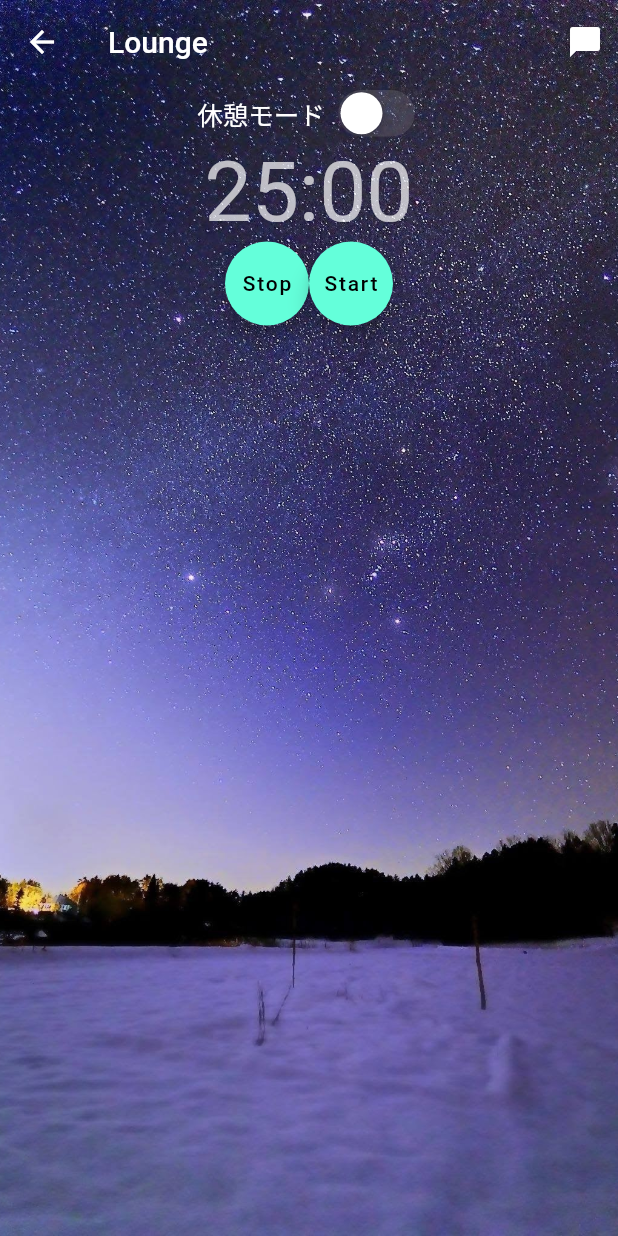
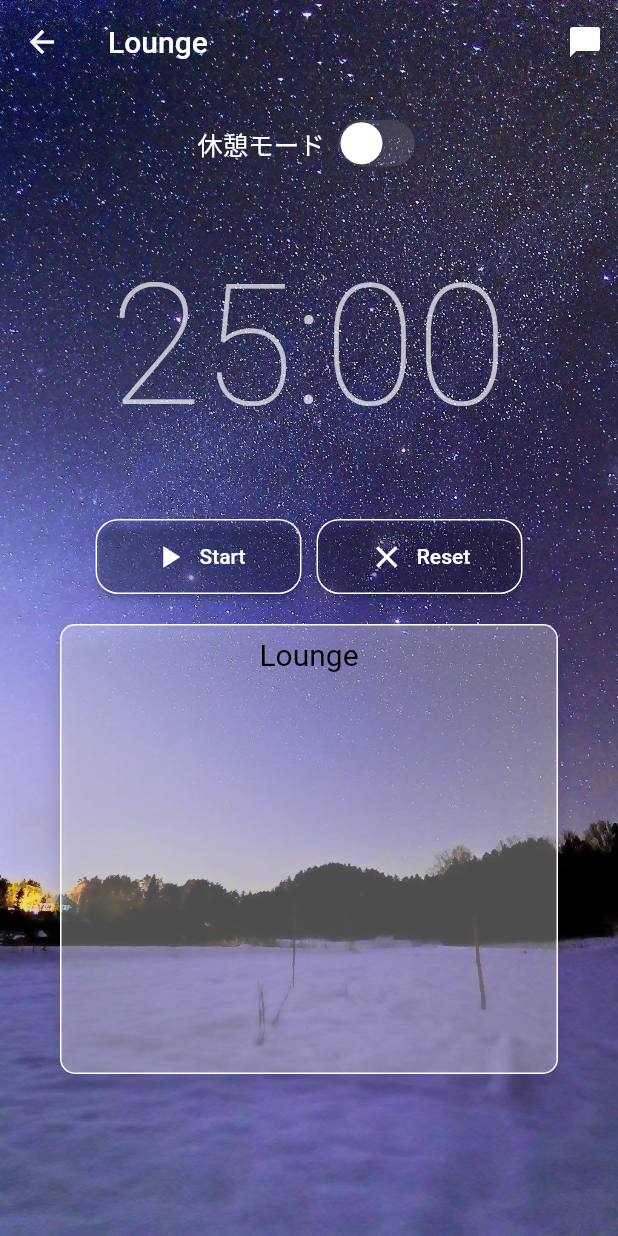
Before and after one commit to Hiroaki-hey-jude/pomodolo, a Flutter app: the LoungeScreen screen opened directly, on a phone screen of 412 x 824 dp. Run offline on Flutter 3.47's test engine with Material 2 defaults, Android fonts, the phone set to English and light mode, and no system bars; our stand-ins replace cloud_firestore, firebase_auth, firebase_core, flutter_local_notifications, flutter_riverpod, freezed_annotation and 3 more; missing offline and left inert: app_tracking_transparency; accounts and stored records are empty.

```diff
--- a/lib/screen/lounge_screen.dart
+++ b/lib/screen/lounge_screen.dart
@@ -5,6 +5,8 @@ import 'package:pomodolo/state/lounge_state/lounge_state.dart';
 import 'package:toggle_switch/toggle_switch.dart';
 import 'package:intl/intl.dart';
 import 'package:flutter/cupertino.dart';
+
+import '../shared/constant.dart';
 
 class LoungeScreen extends ConsumerWidget {
   const LoungeScreen({super.key});
@@ -41,6 +43,7 @@ class LoungeScreen extends ConsumerWidget {
           SafeArea(
             child: Column(
               children: [
+                const SizedBox(height: 20),
                 Row(
                   mainAxisAlignment: MainAxisAlignment.center,
                   children: [
@@ -58,29 +61,115 @@ class LoungeScreen extends ConsumerWidget {
                     ),
                   ],
                 ),
+                const SizedBox(height: 50),
                 Text(
                   DateFormat.ms().format(state.time),
-                  style: Theme.of(context).textTheme.headline2,
+                  style: Theme.of(context).textTheme.headline1,
                 ),
+                const SizedBox(height: 50),
                 Row(
                   mainAxisAlignment: MainAxisAlignment.center,
                   children: [
-                    FloatingActionButton(
-                      onPressed: () {
-                        if (state.timer != null && state.timer!.isActive) {
-                          state.timer!.cancel();
-                        }
-                      },
-                      child: const Text("Stop"),
+                    SizedBox(
+                      width: MediaQuery.of(context).size.width / 3, //横幅
+                      height: 50, //高さ
+                      child: ElevatedButton(
+                        style: ElevatedButton.styleFrom(
+                          side: const BorderSide(
+                            color: Colors.white,
+                          ),
+                          backgroundColor: Colors.transparent,
+                          shape: RoundedRectangleBorder(
+                            borderRadius: BorderRadius.circular(15),
+                          ),
+                        ),
+                        onPressed: () {
+                          notifier.startTimer();
+                        },
+                        child: Row(
+                          mainAxisAlignment: MainAxisAlignment.center,
+                          children: const [
+                            Icon(Icons.play_arrow),
+                            SizedBox(width: 8),
+                            Text('Start'),
+                          ],
+                        ),
+                      ),
                     ),
-                    FloatingActionButton(
-                      onPressed: () {
-                        notifier.startTimer();
-                      },
-                      child: const Text("Start"),
+                    SizedBox(width: 10),
+                    SizedBox(
+                      width: MediaQuery.of(context).size.width / 3, //横幅
+                      height: 50, //高さ
+                      child: ElevatedButton(
+                        style: ElevatedButton.styleFrom(
+                          side: const BorderSide(
+                            color: Colors.white,
+                          ),
+                          backgroundColor: Colors.transparent,
+                          shape: RoundedRectangleBorder(
+                            borderRadius: BorderRadius.circular(15),
+                          ),
+                        ),
+                        onPressed: () {
+                          if (state.timer != null && state.timer!.isActive) {
+                            state.timer!.cancel();
+                          }
+                        },
+                        child: Row(
+                          mainAxisAlignment: MainAxisAlignment.center,
+                          children: const [
+                            Icon(Icons.clear),
+                            SizedBox(width: 8),
+                            Text('Reset'),
+                          ],
+                        ),
+                      ),
                     ),
                   ],
-                )
+                ),
+                Padding(
+                  padding: const EdgeInsets.symmetric(
+                    vertical: 20,
+                    horizontal: 40,
+                  ),
+                  child: Container(
+                    width: double.infinity,
+                    height: 300,
+                    decoration: BoxDecoration(
+                      border: Border.all(
+                        width: 1,
+                        color: Constant.whiteColor,
+                      ),
+                      color: Constant.whiteColor.withOpacity(0.3),
+                      boxShadow: const [
+                        BoxShadow(
+                            color: Colors.black12,
+                            blurRadius: 10.0,
+                            spreadRadius: 1.0,
+                            offset: Offset(0, 10))
+                      ],
+                      borderRadius: const BorderRadius.only(
+                        topLeft: Radius.circular(10),
+                        topRight: Radius.circular(10),
+                        bottomLeft: Radius.circular(10),
+                        bottomRight: Radius.circular(10),
+                      ),
+                    ),
+                    child: Column(
+                      children: [
+                        const SizedBox(height: 8),
+                        Text(
+                          'Lounge',
+                          style: TextStyle(
+                            fontSize: 20,
+                            color: Constant.blackColor,
+                          ),
+                        ),
+                        const SizedBox(height: 8),
+                      ],
+                    ),
+                  ),
+                ),
               ],
             ),
           ),
```
Also changed, not shown: lib/state/lounge_state/lounge_state.dart (+84 -8 lines), 1 other file.
